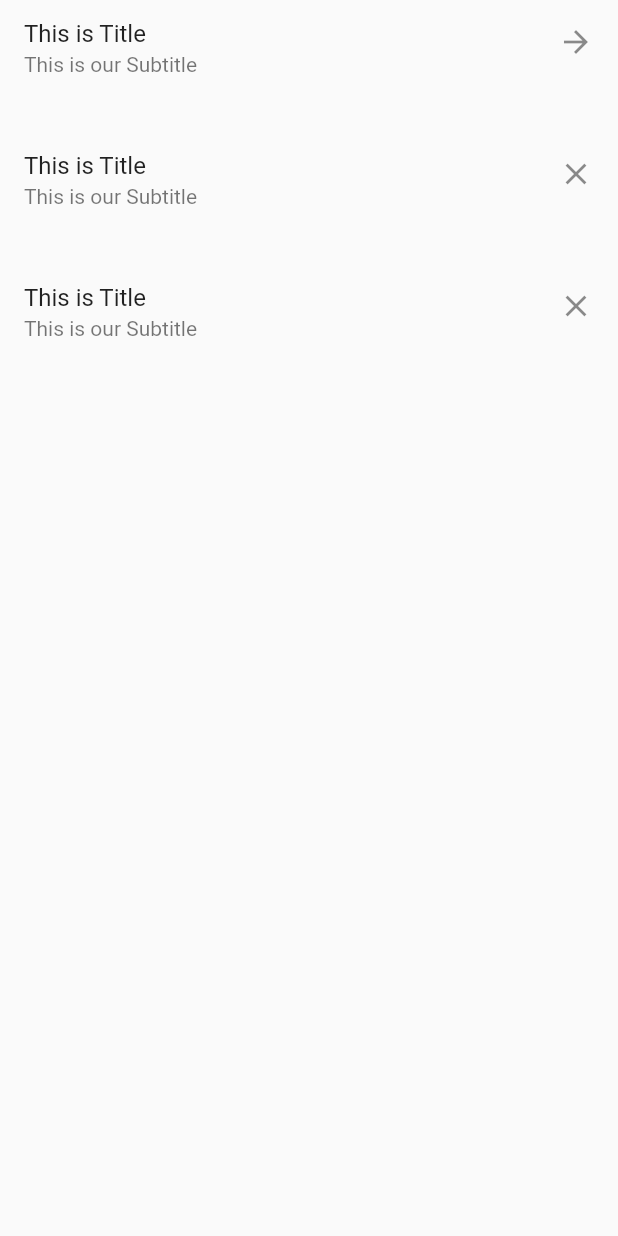
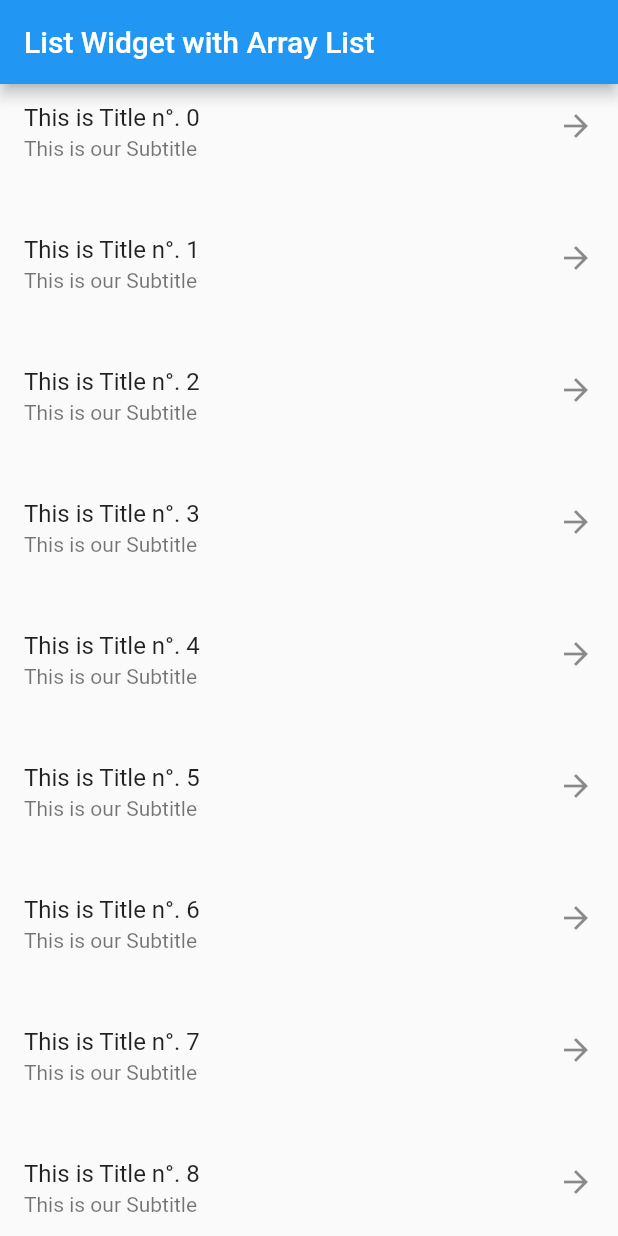
Before and after one commit to medsedki/First-Flutter-App, a Flutter app: the screen it shows after launch, on a phone screen of 412 x 824 dp. Run offline on Flutter 3.47's test engine with Material 2 defaults, Android fonts, the phone set to English and light mode, and no system bars.

Commit message:
Test List Widget-Array List

```diff
--- a/lib/main.dart
+++ b/lib/main.dart
@@ -24,8 +24,10 @@ void main() {
   //runApp(new Application());
 
   //Test Basic List Widget
-  runApp(new MaterialApp(home: new ApplicationListWidget()));
+  //runApp(new MaterialApp(home: new ApplicationListWidget()));
 
+  //Test List Widget-Array List
+  runApp(new MaterialApp(home: new ApplicationListWidget2()));
 }
 
 class MyApp extends StatelessWidget {
@@ -249,7 +251,6 @@ class Application extends StatelessWidget {
   }
 }
 
-
 //Test Basic List Widget
 class ApplicationListWidget extends StatefulWidget {
   @override
@@ -257,7 +258,6 @@ class ApplicationListWidget extends StatefulWidget {
 }
 
 class _ApplicationState extends State<ApplicationListWidget> {
-
   Widget build(BuildContext context) {
     return new Scaffold(
         body: new ListView(
@@ -281,7 +281,44 @@ class _ApplicationState extends State<ApplicationListWidget> {
           trailing: new Icon(Icons.close),
         ),
       ],
-        )
-    );
+    ));
   }
 }
+
+//Test List Widget-Array List
+class ApplicationListWidget2 extends StatefulWidget {
+  @override
+  _ApplicationState2 createState() => new _ApplicationState2();
+}
+
+class _ApplicationState2 extends State<ApplicationListWidget2> {
+  List<int> _listitems = new List();
+
+  @override
+  void initState() {
+    // TODO: implement initState
+    for (int i = 0; i < 50; i++) {
+      _listitems.add(i);
+      print(i);
+    }
+    print(_listitems);
+    super.initState();
+  }
+
+  Widget build(BuildContext context) {
+    return new Scaffold(
+        appBar: new AppBar(
+          title: new Text("List Widget with Array List"),
+        ),
+        body: new ListView.builder(
+            itemCount: _listitems.length,
+            itemBuilder: (BuildContext context, int index) {
+              return new ListTile(
+                title: new Text('This is Title n°. $index'),
+                isThreeLine: true,
+                subtitle: new Text('This is our Subtitle'),
+                trailing: new Icon(Icons.arrow_forward),
+              );
+            }));
+  }
+}
```
Also changed, not shown: images/list_Widget_Array_List.png (added), 1 other file. Lines whose indentation alone changed are shown as unchanged.
